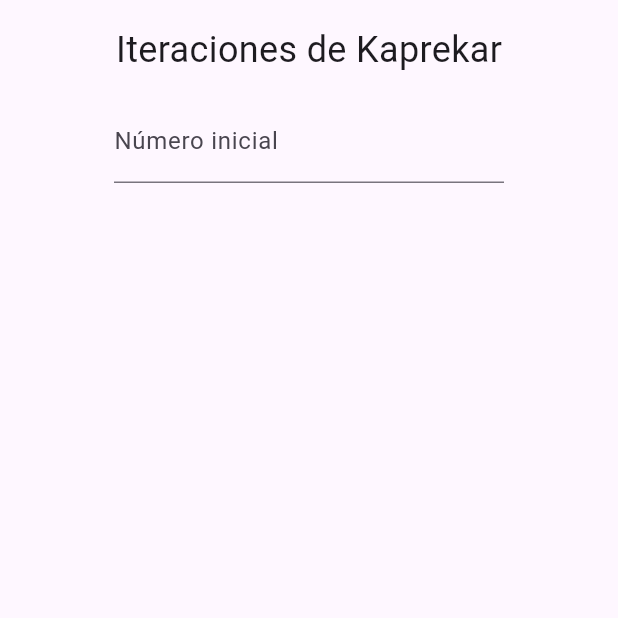
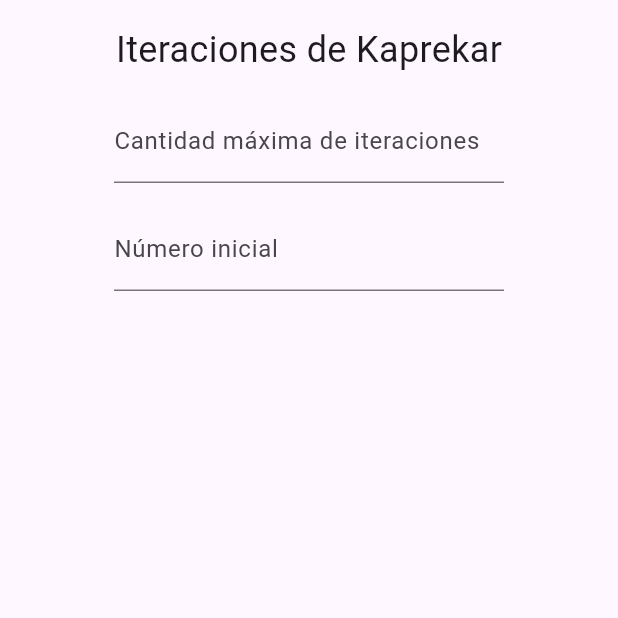
Before and after one commit to jersy96/kaprekar-quest, a Flutter app: the screen it shows after launch, on a phone screen of 412 x 824 dp, the top half of it. Run offline on Flutter 3.47's test engine with Material 3 defaults, Android fonts, the phone set to English and light mode, and no system bars; our stand-ins replace dartz, flutter_bloc, freezed_annotation, get_it, injectable, kt_dart.

Commit message:
Create the MaxIterations class

```diff
--- a/lib/application/iteration_counting/iteration_counting_event.dart
+++ b/lib/application/iteration_counting/iteration_counting_event.dart
@@ -5,4 +5,6 @@ part 'iteration_counting_event.freezed.dart';
 @freezed
 abstract class IterationCountingEvent with _$IterationCountingEvent {
   const factory IterationCountingEvent.seedChanged() = SeedChangedEvent;
+  const factory IterationCountingEvent.maxIterationsChanged() =
+      MaxIterationsChangedEvent;
 }
--- a/lib/application/iteration_counting/iteration_counting_state.dart
+++ b/lib/application/iteration_counting/iteration_counting_state.dart
@@ -1,6 +1,7 @@
 import 'package:freezed_annotation/freezed_annotation.dart';
 import 'package:kaprekar_quest/application/core/text_editing_controller_manager.dart';
 import 'package:kaprekar_quest/domain/iteration_counting/iteration.dart';
+import 'package:kaprekar_quest/domain/iteration_counting/max_iterations.dart';
 import 'package:kaprekar_quest/domain/iteration_counting/seed.dart';
 import 'package:kt_dart/kt.dart';
 
@@ -14,6 +15,7 @@ abstract class IterationCountingState with _$IterationCountingState {
     required Seed seed,
     required TextEditingControllerManager textControllerManager,
     required KtList<Iteration> iterations,
+    required MaxIterations maxIterations,
   }) = _IterationCountingState;
 
   factory IterationCountingState.initial() {
@@ -21,6 +23,7 @@ abstract class IterationCountingState with _$IterationCountingState {
       seed: Seed.empty(),
       textControllerManager: TextEditingControllerManager({}),
       iterations: const KtList.empty(),
+      maxIterations: MaxIterations.defaultMax(),
     );
   }
 }
--- a/lib/domain/core/value_failure.dart
+++ b/lib/domain/core/value_failure.dart
@@ -8,4 +8,6 @@ abstract class ValueFailure<T> with _$ValueFailure<T> {
       InvalidSeed<T>;
   const factory ValueFailure.invalidIteration({required T failedValue}) =
       InvalidIteration<T>;
+  const factory ValueFailure.invalidMaxInterations({required T failedValue}) =
+      InvalidMaxIterations<T>;
 }
--- a/lib/domain/iteration_counting/iteration.dart
+++ b/lib/domain/iteration_counting/iteration.dart
@@ -1,6 +1,7 @@
 import 'package:dartz/dartz.dart';
 import 'package:kaprekar_quest/domain/core/value_failure.dart';
 import 'package:kaprekar_quest/domain/core/value_object.dart';
+import 'package:kaprekar_quest/domain/iteration_counting/max_iterations.dart';
 import 'package:kaprekar_quest/domain/iteration_counting/seed.dart';
 import 'package:kt_dart/collection.dart';
 
@@ -36,6 +37,36 @@ class Iteration extends ValueObject<KtMap<String, int>> {
     );
   }
 
+  static KtList<Iteration> listFromSeed(
+    Seed seed,
+    MaxIterations maxIterations,
+  ) {
+    return seed.value.fold(
+      (_) => const KtList.empty(),
+      (int seedValue) {
+        List<Iteration> iterations = [];
+        Iteration firstIteration = Iteration.fromSeed(seed);
+        iterations.add(firstIteration);
+
+        Iteration lastIteration;
+        Iteration newIteration = Iteration.empty();
+        do {
+          lastIteration = iterations.last;
+          lastIteration.value.fold((f) {}, (iteration) {
+            newIteration = Iteration.fromSeed(
+              Seed(iteration['difference']!),
+            );
+            iterations.add(newIteration);
+          });
+        } while (lastIteration.isValid() &&
+            newIteration.isValid() &&
+            lastIteration != newIteration &&
+            iterations.length < maxIterations.value.getOrElse(() => 100));
+        return iterations.toImmutableList();
+      },
+    );
+  }
+
   static Either<ValueFailure<KtMap<String, int>>, KtMap<String, int>> validate(
       KtMap<String, int> value) {
     bool someIsNull = value['minuend'] == null ||
--- /dev/null
+++ b/lib/domain/iteration_counting/max_iterations.dart
@@ -0,0 +1,25 @@
+import 'package:dartz/dartz.dart';
+import 'package:kaprekar_quest/domain/core/value_failure.dart';
+import 'package:kaprekar_quest/domain/core/value_object.dart';
+
+class MaxIterations extends ValueObject<int> {
+  @override
+  final Either<ValueFailure<int>, int> value;
+
+  const MaxIterations._(this.value);
+
+  factory MaxIterations(int value) {
+    return MaxIterations._(validate(value));
+  }
+
+  factory MaxIterations.defaultMax() => MaxIterations(100);
+
+  static int get max => 10000;
+
+  static Either<ValueFailure<int>, int> validate(int value) {
+    if (value <= 0 || value >= max) {
+      return left(ValueFailure.invalidMaxInterations(failedValue: value));
+    }
+    return right(value);
+  }
+}
--- a/lib/presentation/iteration_counting/iteration_counting_page.dart
+++ b/lib/presentation/iteration_counting/iteration_counting_page.dart
@@ -6,6 +6,7 @@ import 'package:kaprekar_quest/application/iteration_counting/iteration_counting
 import 'package:kaprekar_quest/application/iteration_counting/iteration_counting_event.dart';
 import 'package:kaprekar_quest/application/iteration_counting/iteration_counting_state.dart';
 import 'package:kaprekar_quest/domain/iteration_counting/iteration.dart';
+import 'package:kaprekar_quest/domain/iteration_counting/max_iterations.dart';
 import 'package:kaprekar_quest/presentation/core/layout.dart';
 
 class IterationCountingPage extends StatelessWidget {
@@ -27,6 +28,34 @@ class IterationCountingPage extends StatelessWidget {
                   const Text(
                     'Iteraciones de Kaprekar',
                     style: TextStyle(fontSize: 24),
+                  ),
+                  const SizedBox(height: 16),
+                  Container(
+                    constraints: const BoxConstraints(maxWidth: 260),
+                    child: TextFormField(
+                      keyboardType: TextInputType.number,
+                      inputFormatters: <TextInputFormatter>[
+                        FilteringTextInputFormatter.digitsOnly,
+                      ],
+                      controller: state.textControllerManager
+                          .getController('maxIterations'),
+                      decoration: InputDecoration(
+                        labelText: 'Cantidad máxima de iteraciones',
+                        hintText: 'Ingresa un número',
+                        errorText: state.maxIterations.value.fold(
+                          (failure) => failure.maybeMap(
+                            invalidMaxInterations: (_) =>
+                                'Debe ser mayor a 0 y menor a ${MaxIterations.max}',
+                            orElse: () => 'Error',
+                          ),
+                          (_) => null,
+                        ),
+                      ),
+                      onChanged: (String value) {
+                        bloc.add(const IterationCountingEvent
+                            .maxIterationsChanged());
+                      },
+                    ),
                   ),
                   const SizedBox(height: 16),
                   Container(
```
Also changed, not shown: lib/application/iteration_counting/iteration_counting_bloc.dart (+19 -26 lines), lib/application/iteration_counting/iteration_counting_event.freezed.dart, lib/application/iteration_counting/iteration_counting_state.freezed.dart, lib/domain/core/value_failure.freezed.dart.
